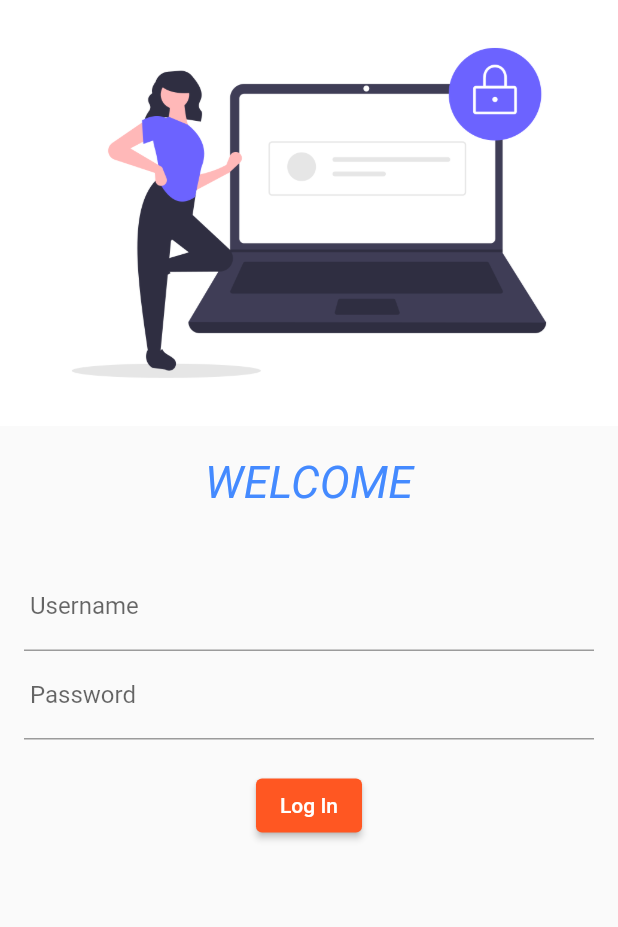
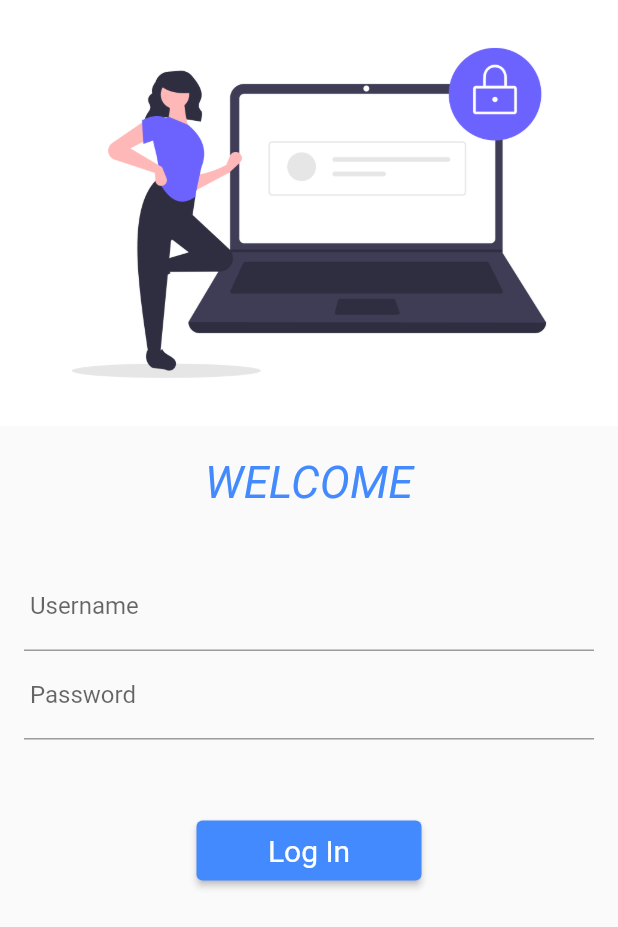
Before and after one commit to Shivam-98350/flutter_learning, a Flutter app: the screen it shows after launch, on a phone screen of 412 x 824 dp. Shown: the top 927 px of the screen. Run offline on Flutter 3.47's test engine with Material 2 defaults, Android fonts, the phone set to English and light mode, and no system bars.

Commit message:
Day 5 completed

```diff
--- a/lib/main.dart
+++ b/lib/main.dart
@@ -1,6 +1,7 @@
 import 'package:flutter/material.dart';
 import 'package:flutter_app_1/pages/home_page.dart';
 import 'package:flutter_app_1/pages/loginpage.dart';
+import 'package:flutter_app_1/utils/routes.dart';
 
 main() {
   runApp(MyApp());
@@ -18,8 +19,8 @@
 
       routes: {
          "/" : (context)=> loginpage(),
-         "/home" : (context)=> homepage(),
-         "/login" : (context)=> loginpage(),
+        myRoutes.homeroute :(context)=> homepage(),
+         myRoutes.loginroute : (context)=> loginpage(),
       },
 
     );
--- a/lib/pages/loginpage.dart
+++ b/lib/pages/loginpage.dart
@@ -1,23 +1,29 @@
 import 'package:flutter/material.dart';
+import 'package:flutter_app_1/utils/routes.dart';
 
 class loginpage extends StatelessWidget {
-  const loginpage({ Key? key }) : super(key: key);
+  const loginpage({Key? key}) : super(key: key);
 
   @override
   Widget build(BuildContext context) {
     return Material(
-      child:Column(
+        child: SingleChildScrollView(
+      child: Column(
         children: [
-          Image.asset("assests/images/loginimage.png",fit: BoxFit.cover,),
+          Image.asset(
+            "assests/images/loginimage.png",
+            fit: BoxFit.cover,
+          ),
           SizedBox(
             height: 20.0,
           ),
-          Text("WELCOME",
+          Text(
+            "WELCOME",
             style: TextStyle(
                 fontSize: 30,
                 fontStyle: FontStyle.italic,
-            color: Colors.blueAccent
-          ),),
+                color: Colors.blueAccent),
+          ),
           SizedBox(
             height: 20.0,
           ),
@@ -38,22 +44,24 @@
                     labelText: " Password ",
                   ),
                 ),
-
                 SizedBox(
-          height: 20.0,
+                  height: 50.0,
                 ),
-
                 ElevatedButton(
                   child: Text("Log In"),
-            style: TextButton.styleFrom(),
-
-            onPressed: () {},)
-
+                  style: TextButton.styleFrom(
+                      minimumSize: Size(150, 40),
+                      backgroundColor: Colors.blueAccent,
+                      textStyle: TextStyle(fontSize: 20)),
+                  onPressed: () {
+                    Navigator.pushNamed(context, myRoutes.homeroute);
+                  },
+                )
               ],
             ),
           )
         ],
-      )
-    );
+      ),
+    ));
   }
 }
--- /dev/null
+++ b/lib/utils/routes.dart
@@ -0,0 +1,4 @@
+class myRoutes {
+  static String homeroute = "/home";
+  static String loginroute = "/login";
+}
```
Lines whose indentation alone changed are shown as unchanged.
